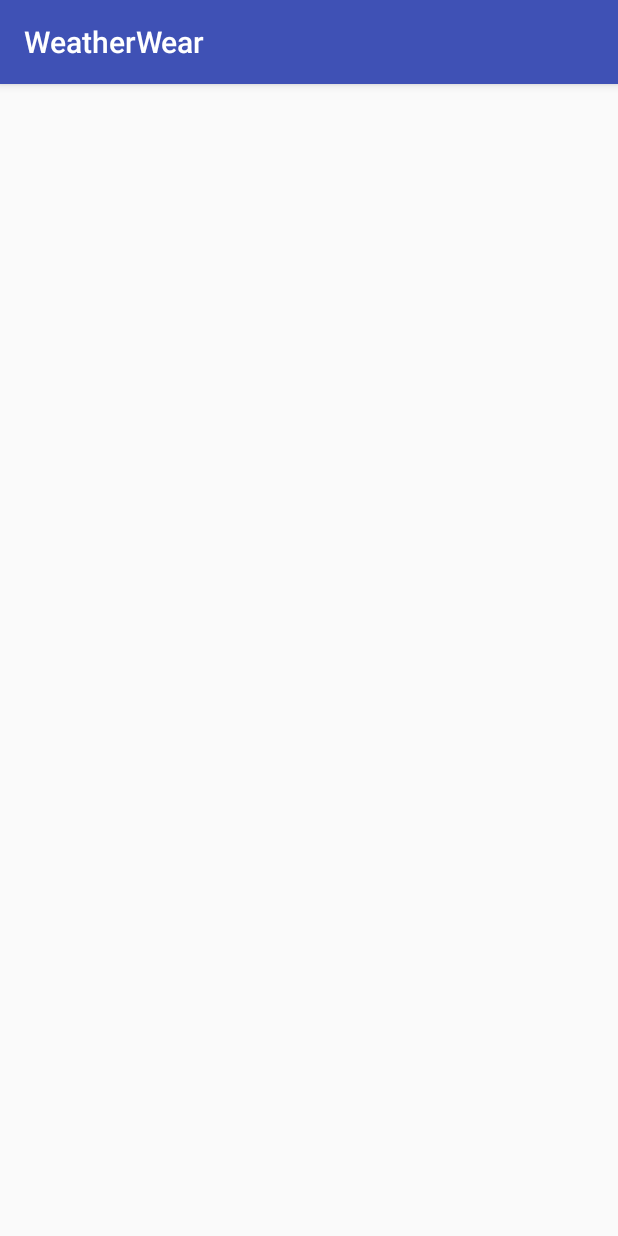
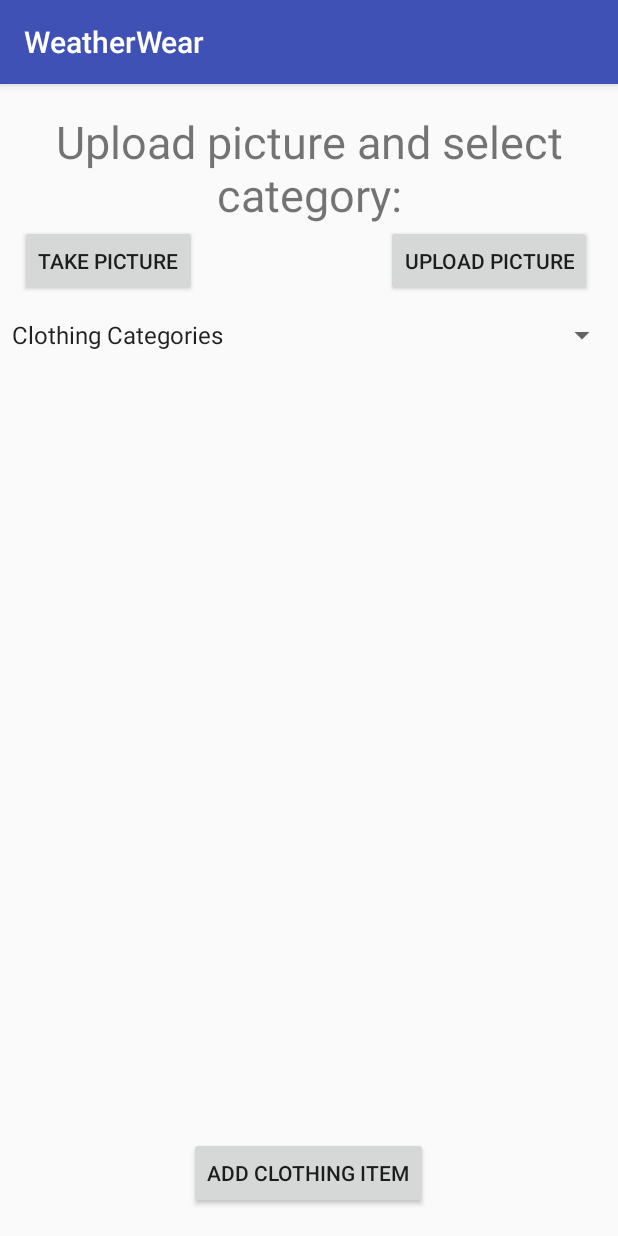
Before and after one commit to alexismtaylor/WeatherWear, an Android app: the AddClothingActivity screen opened directly, with no data from a screen before it, on a phone screen of 412 x 824 dp. Run offline under Robolectric (Android 15) with nearby library versions, the phone set to English and light mode, and no system bars.

Commit message:
UI for adding clothing

```diff
--- a/app/src/main/java/edu/fsu/cs/mobile/weatherwear/AddClothingActivity.java
+++ b/app/src/main/java/edu/fsu/cs/mobile/weatherwear/AddClothingActivity.java
@@ -2,12 +2,56 @@ package edu.fsu.cs.mobile.weatherwear;
 
 import android.support.v7.app.AppCompatActivity;
 import android.os.Bundle;
+import android.widget.Spinner;
+import android.view.View;
+import android.widget.AdapterView.OnItemSelectedListener;
+import android.widget.AdapterView;
+import android.widget.Toast;
+import android.widget.Button;
 
-public class AddClothingActivity extends AppCompatActivity {
+public class AddClothingActivity extends AppCompatActivity implements OnItemSelectedListener {
 
+    Spinner spinner;
+    Button bAdd, bUpload, bTake;
+    String item; //clothing category
     @Override
     protected void onCreate(Bundle savedInstanceState) {
         super.onCreate(savedInstanceState);
         setContentView(R.layout.activity_add_clothing);
+        spinner = (Spinner) findViewById(R.id.spinner);
+        bAdd = (Button) findViewById(R.id.bAdd);            //add clothing item button
+        bUpload = (Button) findViewById(R.id.bUpload);      //upload picture button
+        bTake = (Button) findViewById(R.id.bTake);          //take picture button
+        spinner.setOnItemSelectedListener(this);
+    }
+
+    @Override
+    public void onItemSelected(AdapterView<?> parent, View view, int position, long id) {
+        // On selecting a spinner item
+        item = parent.getItemAtPosition(position).toString();
+        // Showing selected spinner item
+        if(position != 0)
+            Toast.makeText(parent.getContext(), "Selected: " + item, Toast.LENGTH_SHORT).show();
+        else
+        {
+            //default position
+        }
+    }
+    public void onNothingSelected(AdapterView<?> arg0) {
+        // TODO Auto-generated method stub
+    }
+
+    public void clickAdd(View view) {
+        //add pic to array
+        spinner.setSelection(0); //set back to default
+    }
+
+    public void clickTake(View view){
+        //launch camera app
+    }
+
+    public void clickUpload(View view)
+    {
+        //launch gallery app
     }
 }
--- a/app/src/main/res/layout/activity_add_clothing.xml
+++ b/app/src/main/res/layout/activity_add_clothing.xml
@@ -4,4 +4,58 @@
     android:layout_width="match_parent"
     android:layout_height="match_parent">
 
+    <TextView
+        android:id="@+id/tvUpload"
+        android:layout_width="wrap_content"
+        android:layout_height="wrap_content"
+        android:layout_alignParentTop="true"
+        android:layout_centerHorizontal="true"
+        android:layout_marginTop="18dp"
+        android:text="Upload picture and select category:"
+        android:textAlignment="center"
+        android:textSize="30sp" />
+
+    <Button
+        android:id="@+id/bAdd"
+        android:layout_width="wrap_content"
+        android:layout_height="wrap_content"
+        android:layout_alignParentBottom="true"
+        android:layout_centerHorizontal="true"
+        android:layout_marginBottom="18dp"
+        android:onClick="clickAdd"
+        android:text="Add Clothing Item" />
+
+    <Spinner
+        android:id="@+id/spinner"
+        android:layout_width="match_parent"
+        android:layout_height="wrap_content"
+        android:layout_marginTop="13dp"
+        android:entries="@array/categories"
+        android:layout_below="@+id/bTake"
+        android:layout_alignParentLeft="true"
+        android:layout_alignParentStart="true" />
+
+    <Button
+        android:id="@+id/bTake"
+        android:layout_width="wrap_content"
+        android:layout_height="wrap_content"
+        android:layout_alignParentLeft="true"
+        android:layout_alignParentStart="true"
+        android:layout_below="@+id/tvUpload"
+        android:layout_marginLeft="13dp"
+        android:layout_marginStart="13dp"
+        android:onClick="clickTake"
+        android:text="Take Picture" />
+
+    <Button
+        android:id="@+id/bUpload"
+        android:layout_width="wrap_content"
+        android:layout_height="wrap_content"
+        android:layout_alignBottom="@+id/bTake"
+        android:layout_alignParentEnd="true"
+        android:layout_alignParentRight="true"
+        android:layout_marginEnd="17dp"
+        android:layout_marginRight="17dp"
+        android:onClick="clickUpload"
+        android:text="Upload Picture" />
 </RelativeLayout>
--- a/app/src/main/res/values/strings.xml
+++ b/app/src/main/res/values/strings.xml
@@ -1,3 +1,15 @@
 <resources>
     <string name="app_name">WeatherWear</string>
+
+    <string-array name="categories">
+        <item>Clothing Categories</item>
+        <item>T-Shirts</item>
+        <item>Shorts</item>
+        <item>Pants</item>
+        <item>Long-Sleeve Shirts</item>
+        <item>Dresses</item>
+        <item>Tank Tops</item>
+        <item>Skirts</item>
+        <item>Sweaters</item>
+    </string-array>
 </resources>
```
